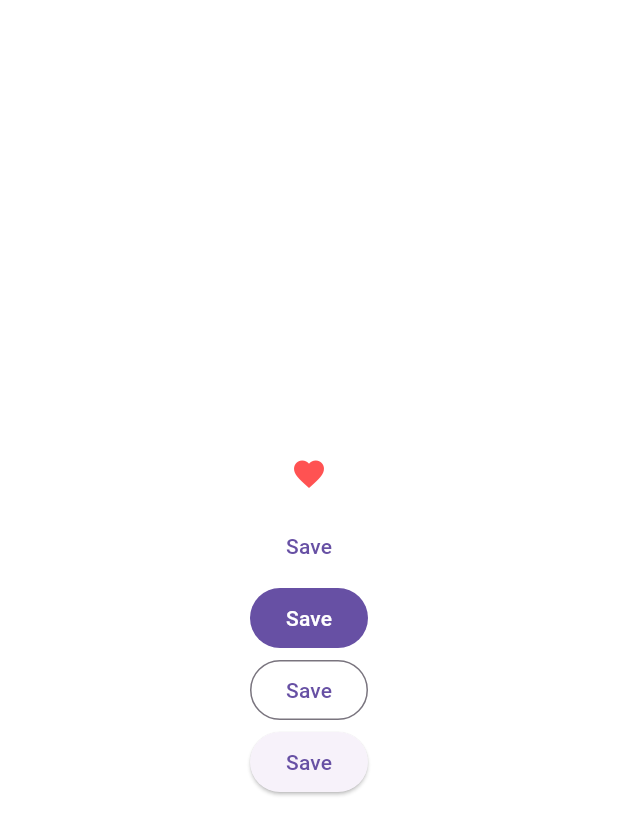
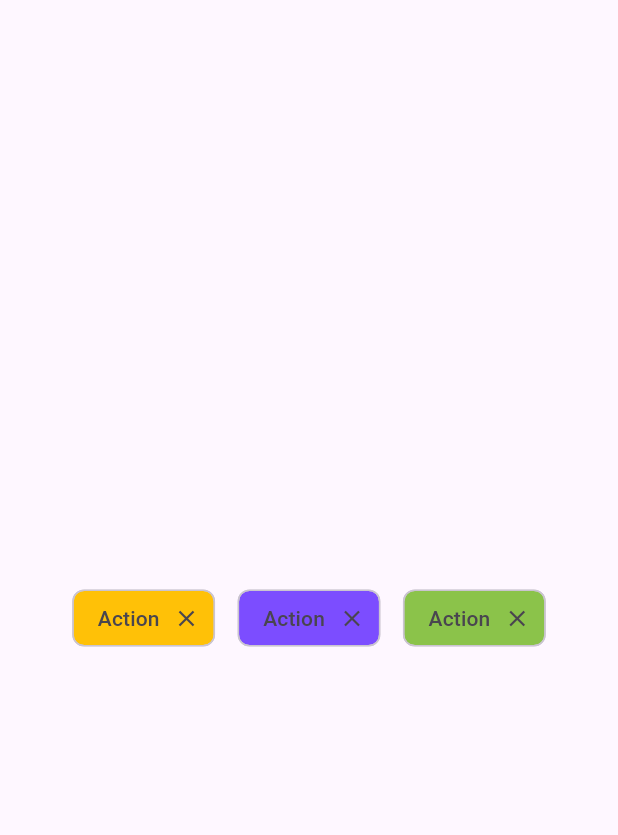
Before and after one commit to Apeksha-P/Flutter-Basic-projects, a Flutter app: the screen it shows after launch, on a phone screen of 412 x 824 dp. Shown: the top 835 px of the screen. Run offline on Flutter 3.47's test engine with Material 3 defaults, Android fonts, the phone set to English and light mode, and no system bars.

Commit message:
Chit widget

```diff
--- a/flutter_ui/lib/main.dart
+++ b/flutter_ui/lib/main.dart
@@ -1,5 +1,5 @@
 import 'package:flutter/material.dart';
-import 'package:flutter_ui/widgets/button_widget.dart';
+import 'package:flutter_ui/widgets/chip_widget.dart';
 
 void main() {
   runApp(const MyApp());
@@ -16,7 +16,7 @@ class MyApp extends StatelessWidget {
       theme:ThemeData(
         primarySwatch: Colors.blue,
       ) ,
-      home: const ButtonWidget(),
+      home: const ChipWiget(),
     );
   }
 }
--- /dev/null
+++ b/flutter_ui/lib/widgets/chip_widget.dart
@@ -0,0 +1,28 @@
+import 'package:flutter/material.dart';
+
+class ChipWiget extends StatelessWidget {
+  const ChipWiget({super.key});
+
+  @override
+  Widget build(BuildContext context) {
+    return Scaffold(
+      body: Center(
+        child: Row(
+          mainAxisAlignment: MainAxisAlignment.center,
+          children: [
+            Chip(label: Text("Action"),backgroundColor: Colors.amber,
+            deleteIcon: Icon(Icons.close,),
+            onDeleted: () {},),
+            SizedBox(width: 15,),
+            Chip(label: Text("Action"),backgroundColor: Colors.deepPurpleAccent,
+            deleteIcon: Icon(Icons.close),
+            onDeleted: () {},),
+            SizedBox(width: 15,),
+            Chip(label: Text("Action"),backgroundColor: Colors.lightGreen,
+            deleteIcon: Icon(Icons.close),
+            onDeleted: () {},)
+          ],
+      ),),
+    );
+  }
+}
```
